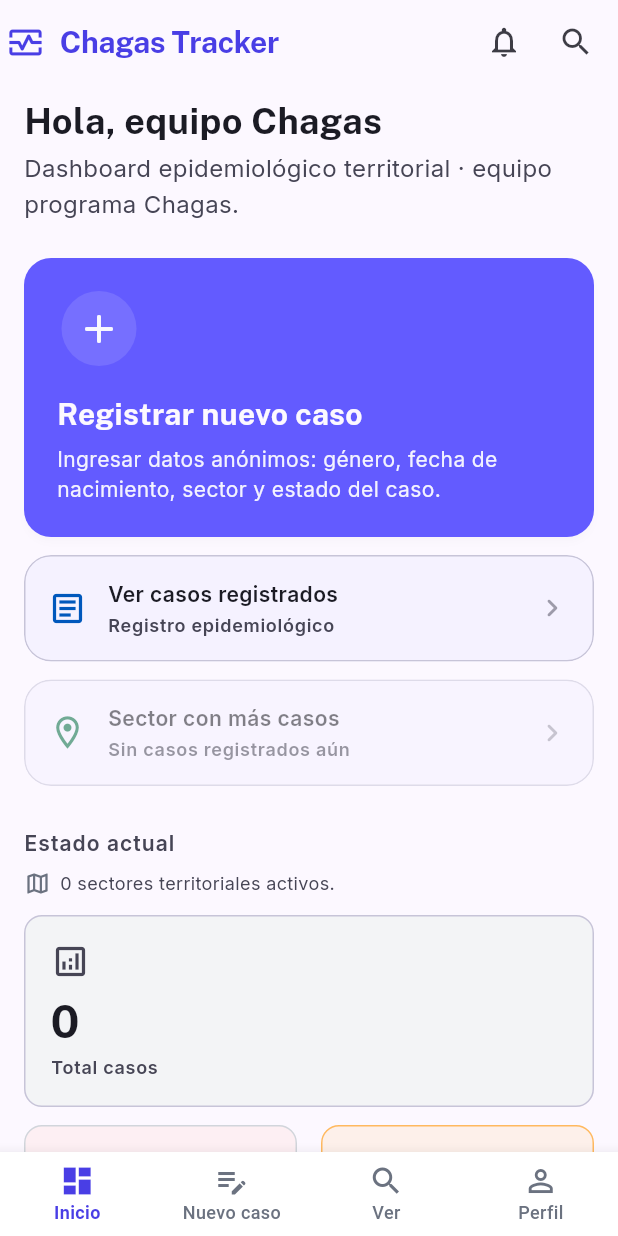
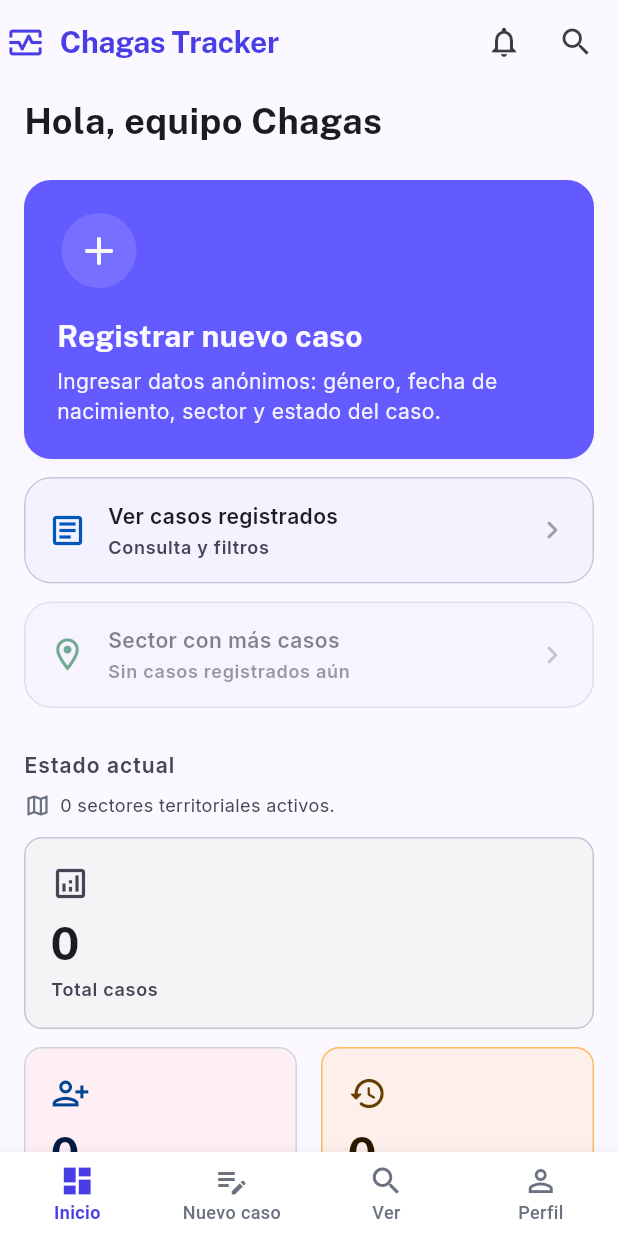
Before and after one commit to ScottCSC/Chagas, a Flutter app: the screen it shows once a user with an empty profile is signed in, on a phone screen of 412 x 824 dp. Run offline on Flutter 3.47's test engine with Material 3 defaults, Android fonts, the phone set to English and light mode, and no system bars; our stand-ins replace connectivity_plus, flutter_dotenv, google_fonts, pdf, printing, supabase_flutter; accounts and stored records are empty.

Commit message:
ui(home): quitar textos redundantes del dashboard
Co-authored-by: Cursor <cursoragent@cursor.com>

```diff
--- a/lib/screens/home_screen.dart
+++ b/lib/screens/home_screen.dart
@@ -322,8 +322,7 @@ class HomeScreenState extends State<HomeScreen> {
       icon: Icons.article_outlined,
       iconColor: const Color(0xFF0058BC),
       title: 'Ver casos registrados',
-      subtitle:
-          isDesktop ? 'Consulta y filtros' : 'Registro epidemiológico',
+      subtitle: 'Consulta y filtros',
       onTap: () => widget.onGoToTab(2),
       borderRadius: 18,
       stacked: isDesktop,
@@ -436,15 +435,6 @@ class HomeScreenState extends State<HomeScreen> {
                       fontWeight: FontWeight.w700,
                       height: 32 / 24,
                       color: _HomeTokens.shark,
-                    ),
-                  ),
-                  const SizedBox(height: 4),
-                  Text(
-                    'Dashboard epidemiológico territorial · equipo programa Chagas.',
-                    style: GoogleFonts.inter(
-                      fontSize: 16,
-                      height: 24 / 16,
-                      color: _HomeTokens.gunPowder,
                     ),
                   ),
                   if (_errorCarga != null) ...[
```
